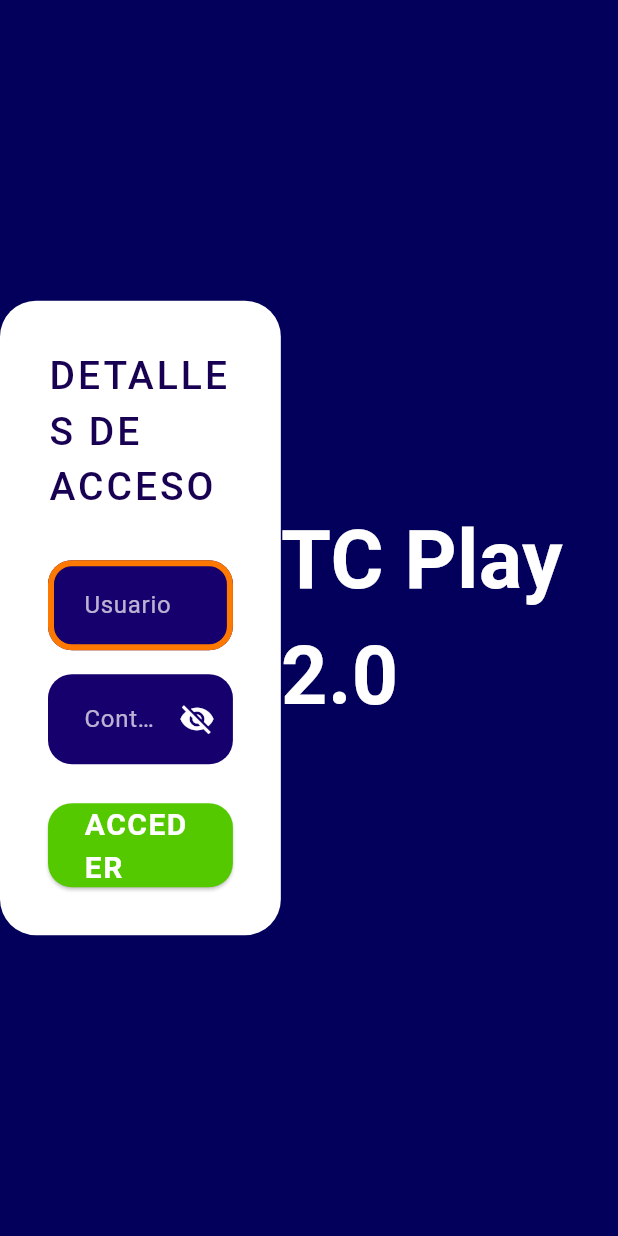
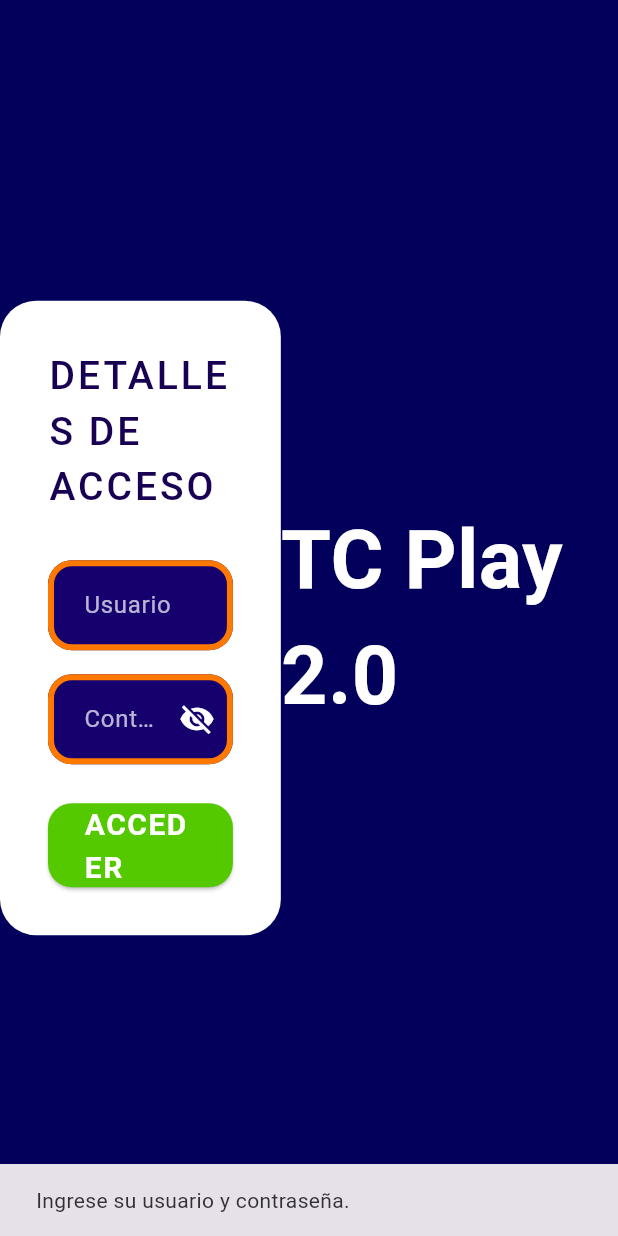
Before and after one commit to AlbertLanda/tc-play-2, a Flutter app: the screen it shows after launch, after a tap on "ACCEDER", on a phone screen of 412 x 824 dp. Run offline on Flutter 3.47's test engine with Material 3 defaults, Android fonts, the phone set to English and light mode, and no system bars.

Commit message:
feat(auth): integrar login mediante API Xtream

```diff
--- /dev/null
+++ b/mobile_app/lib/core/constants/api_constants.dart
@@ -0,0 +1,7 @@
+class ApiConstants {
+  ApiConstants._();
+
+  static const String baseUrl = 'http://127.0.0.1:8000';
+
+  static const String login = '$baseUrl/api/xtream/login/';
+}
--- a/mobile_app/lib/features/auth/screens/login_screen.dart
+++ b/mobile_app/lib/features/auth/screens/login_screen.dart
@@ -1,9 +1,87 @@
 import 'package:flutter/material.dart';
 
 import '../../../core/constants/app_colors.dart';
+import '../../home/screens/home_screen.dart';
+import '../services/auth_service.dart';
 
-class LoginScreen extends StatelessWidget {
+class LoginScreen extends StatefulWidget {
   const LoginScreen({super.key});
+
+  @override
+  State<LoginScreen> createState() => _LoginScreenState();
+}
+
+class _LoginScreenState extends State<LoginScreen> {
+  final TextEditingController _usernameController =
+      TextEditingController();
+
+  final TextEditingController _passwordController =
+      TextEditingController();
+
+  final AuthService _authService = AuthService();
+
+  bool _isLoading = false;
+
+  @override
+  void dispose() {
+    _usernameController.dispose();
+    _passwordController.dispose();
+    super.dispose();
+  }
+
+  Future<void> _login() async {
+    final username = _usernameController.text.trim();
+    final password = _passwordController.text;
+
+    if (username.isEmpty || password.isEmpty) {
+      ScaffoldMessenger.of(context).showSnackBar(
+        const SnackBar(
+          content: Text(
+            'Ingrese su usuario y contraseña.',
+          ),
+        ),
+      );
+      return;
+    }
+
+    setState(() {
+      _isLoading = true;
+    });
+
+    try {
+      final success = await _authService.login(
+        username: username,
+        password: password,
+      );
+
+      if (!mounted) return;
+
+      if (success) {
+        Navigator.pushReplacement(
+          context,
+          MaterialPageRoute(
+            builder: (_) => const HomeScreen(),
+          ),
+        );
+      }
+    } catch (e) {
+      if (!mounted) return;
+
+      ScaffoldMessenger.of(context).showSnackBar(
+        SnackBar(
+          content: Text(
+            e.toString().replaceFirst('Exception: ', ''),
+          ),
+        ),
+      );
+    } finally {
+      if (mounted) {
+        setState(() {
+          _isLoading = false;
+        });
+      }
+    }
+  }
 
   @override
   Widget build(BuildContext context) {
@@ -36,6 +114,7 @@
                       ),
                       const SizedBox(height: 30),
                                             TextField(
+                        controller: _usernameController,
                         style: const TextStyle(
                           color: AppColors.white,
                         ),
@@ -68,6 +147,7 @@
                       ),
                       const SizedBox(height: 16),
                       TextField(
+                        controller: _passwordController,
                         obscureText: true,
                         style: const TextStyle(
                           color: AppColors.white,
@@ -87,9 +167,19 @@
                             Icons.visibility_off,
                             color: AppColors.white,
                           ),
-                          border: OutlineInputBorder(
+                          enabledBorder: OutlineInputBorder(
                             borderRadius: BorderRadius.circular(16),
-                            borderSide: BorderSide.none,
+                            borderSide: const BorderSide(
+                              color: AppColors.orange,
+                              width: 4,
+                            ),
+                          ),
+                          focusedBorder: OutlineInputBorder(
+                            borderRadius: BorderRadius.circular(16),
+                            borderSide: const BorderSide(
+                              color: AppColors.orange,
+                              width: 4,
+                            ),
                           ),
                         ),
                       ),
@@ -105,8 +195,17 @@
                               borderRadius: BorderRadius.circular(16),
                             ),
                           ),
-                          onPressed: () {},
-                          child: const Text(
+                          onPressed: _isLoading ? null : _login,
+                          child: _isLoading
+                              ? const SizedBox(
+                                  width: 24,
+                                  height: 24,
+                                  child: CircularProgressIndicator(
+                                    strokeWidth: 3,
+                                    color: AppColors.white,
+                                  ),
+                                )
+                              : const Text(
                                   'ACCEDER',
                                   style: TextStyle(
                                     fontSize: 20,
```
Also changed, not shown: mobile_app/lib/features/auth/services/auth_service.dart (added, +41 -0 lines), mobile_app/lib/features/home/screens/home_screen.dart (added, +52 -0 lines). Lines whose indentation alone changed are shown as unchanged.
